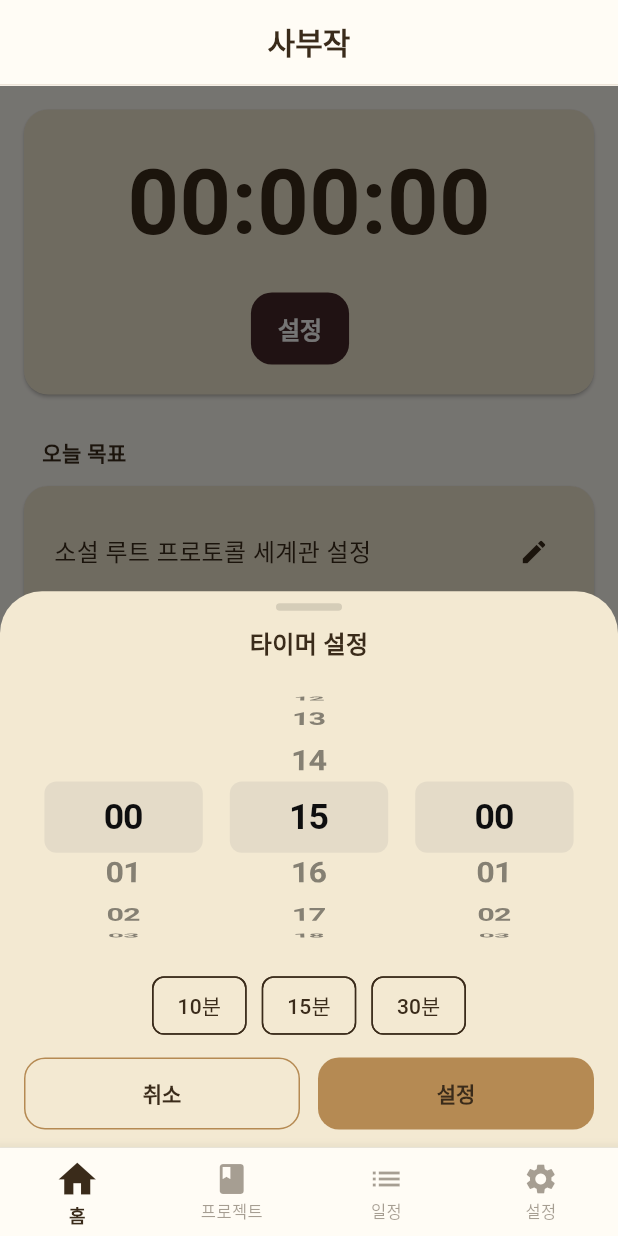
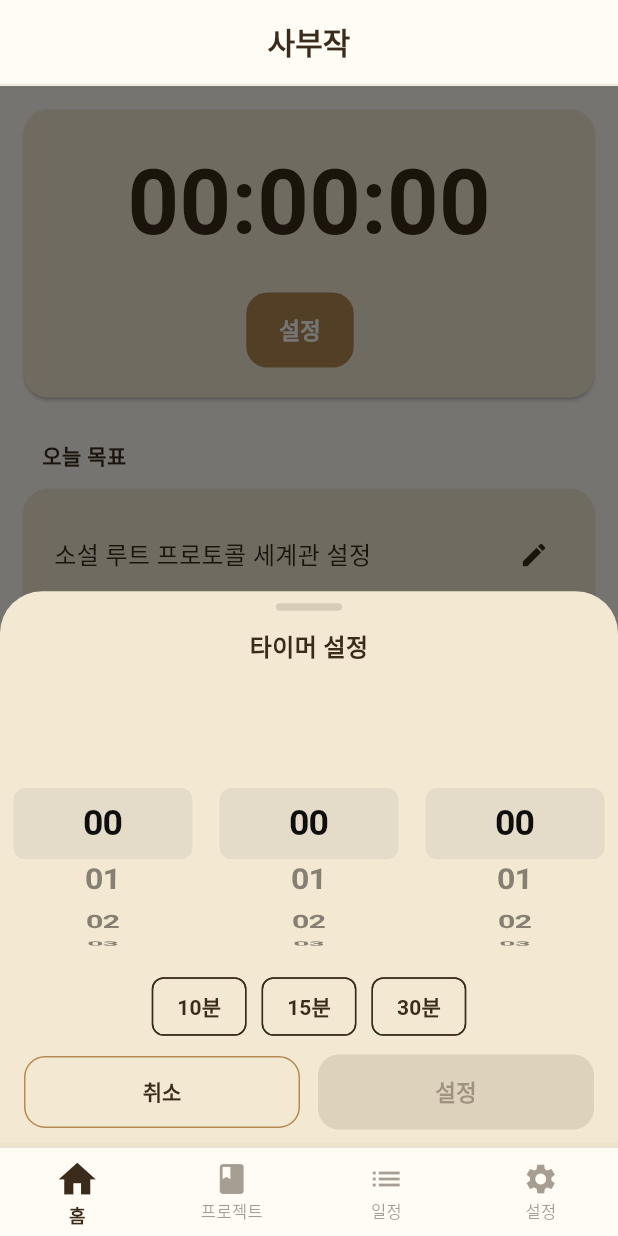
Before and after one commit to elpo94/elpo-book-project, a Flutter app: the screen it shows after launch, after a tap on "설정", on a phone screen of 412 x 824 dp. Run offline on Flutter 3.47's test engine with Material 3 defaults, Android fonts, the phone set to English and light mode, and no system bars; our stand-ins replace firebase_core, go_router, table_calendar; accounts and stored records are empty; Roboto replaces fonts that are missing (AritaBuri, Pretendard).

Commit message:
fimer_fix_v2

```diff
--- a/lib/theme/app_colors.dart
+++ b/lib/theme/app_colors.dart
@@ -52,4 +52,13 @@
   // Calendar
   static const Color calendarSelected = Color(0xFFB58A53); // 선택일 색상
   static const Color calendarSelectedOn = AppColors.background; // 선택일 텍스트 컬러
+
+// Primary button (Start / Stop)
+  static const buttonPrimaryBg = Color(0xFFB58A53); // 피그마 브라운
+  static const buttonPrimaryFg = Colors.white;
+
+  // Secondary button (Reset)
+  static const buttonSecondaryBg = Color(0xFFF1E5CF); // 연한 베이지
+  static const buttonSecondaryFg = Color(0xFF6B4F2D); // 브라운 텍스트
+  static const buttonSecondaryBorder = Color(0xFFD8C8AD);
 }
--- a/lib/theme/app_theme.dart
+++ b/lib/theme/app_theme.dart
@@ -54,12 +54,17 @@
 
   filledButtonTheme: FilledButtonThemeData(
     style: FilledButton.styleFrom(
-      backgroundColor: const Color(0xFFB58A53), // 피그마색
-      foregroundColor: const Color(0xFF3A2B1A), // 글씨
-      padding: const EdgeInsets.symmetric(horizontal: 22, vertical: 12),
-      minimumSize: const Size(0, 48), // 버튼 높이 고정
-      shape: RoundedRectangleBorder(borderRadius: BorderRadius.circular(14)),
-      textStyle: const TextStyle(fontWeight: FontWeight.w600, fontSize: 14),
+      backgroundColor: AppColors.buttonPrimaryBg,
+      foregroundColor: AppColors.buttonPrimaryFg,
+      padding: const EdgeInsets.symmetric(horizontal: 22, vertical: 14),
+      minimumSize: const Size(0, 48),
+      shape: RoundedRectangleBorder(
+        borderRadius: BorderRadius.circular(14),
+      ),
+      textStyle: const TextStyle(
+        fontWeight: FontWeight.w600,
+        fontSize: 15,
+      ),
     ),
   ),
 
--- a/lib/views/home/widgets/timer/home_timer_card.dart
+++ b/lib/views/home/widgets/timer/home_timer_card.dart
@@ -4,6 +4,8 @@
 import 'package:flutter/material.dart';
 import 'package:provider/provider.dart';
 import 'package:elpo_book_project/widgets/button_style.dart';
+
+import '../../../../widgets/confirm_dialog.dart';
 
 class HomeTimerCard extends StatelessWidget {
   final VoidCallback? onTap;
@@ -63,7 +65,22 @@
                     const SizedBox(height: 16),
 
                     // ✅ 공통 컨트롤
-                    const TimerControls(compact: true),
+                    TimerControls(
+                      onReset: () async {
+                        final ok = await showConfirmDialog(
+                          context,
+                          title: '타이머를 초기화할까요?',
+                          message: '누적된 시간이 00:00:00으로 돌아갑니다.',
+                          cancelText: '취소',
+                          confirmText: '초기화',
+                        );
+
+                        if (ok) {
+                          context.read<TimerViewModel>().reset();
+                        }
+                      },
+                    ),
+
                   ],
                 ),
               ),
--- a/lib/views/home/widgets/timer/show_timer_setting_sheet.dart
+++ b/lib/views/home/widgets/timer/show_timer_setting_sheet.dart
@@ -1,5 +1,6 @@
 import 'package:flutter/material.dart';
 import '../../../../view_models/home/timer_vm.dart';
+import '../../../../widgets/confirm_dialog.dart';
 import 'timer_setting_sheet.dart';
 
 Future<void> showTimerSettingSheet(
@@ -12,13 +13,21 @@
     await showModalBottomSheet(
       context: context,
       isScrollControlled: true,
-      showDragHandle: false,
-      builder: (_) => TimerSettingSheet(
-        initial: vm.targetDuration == Duration.zero
-            ? const Duration(minutes: 15)
-            : vm.targetDuration,
-        onConfirm: (d) => vm.setTarget(d),
-      ),
+      builder: (_) {
+        return TimerSettingSheet(
+          onConfirm: vm.setTarget,
+          onCancel: () async {
+            final ok = await showConfirmDialog(
+              context,
+              title: '취소하시겠습니까?',
+              message: '설정한 내용은 저장되지 않습니다.',
+              cancelText: '계속 설정',
+              confirmText: '취소',
+            );
+            if (ok && context.mounted) Navigator.pop(context);
+          },
+        );
+      },
     );
   } finally {
     vm.endEdit();
--- a/lib/views/home/widgets/timer/timer_button.dart
+++ /dev/null
@@ -1,86 +0,0 @@
-import 'package:flutter/material.dart';
-import 'package:provider/provider.dart';
-
-import '../../../../view_models/home/timer_vm.dart';
-import '../../../../widgets/button_style.dart';
-import '../../../../widgets/confirm_dialog.dart';
-import 'show_timer_setting_sheet.dart';
-
-enum TimerButtonKind {
-  primary, // 설정 / Start / Stop
-  reset,   // Reset (confirm)
-}
-
-class TimerButton extends StatelessWidget {
-  final TimerViewModel vm; // ✅ vm 주입
-  final TimerButtonKind kind;
-  final bool compact;
-
-  const TimerButton({
-    super.key,
-    required this.vm,
-    required this.kind,
-    this.compact = false,
-  });
-
-  EdgeInsets _pad() => compact
-      ? const EdgeInsets.symmetric(horizontal: 18, vertical: 12)
-      : const EdgeInsets.symmetric(horizontal: 22, vertical: 14);
-
-  @override
-  Widget build(BuildContext context) {
-    // ✅ 더 이상 watch 안 함
-
-    if (kind == TimerButtonKind.reset) {
-      if (!vm.hasTarget) return const SizedBox.shrink();
-
-      return AppActionButton(
-        label: 'Reset',
-        padding: _pad(),
-        style: AppButtonStyle.danger,
-        onPressed: () async {
-          final ok = await showConfirmDialog(
-            context,
-            title: '타이머를 초기화할까요?',
-            message: '누적된 시간이 00:00:00으로 돌아갑니다.\n이 작업은 되돌릴 수 없습니다.',
-            cancelText: '취소',
-            confirmText: '초기화',
-            confirmColor: const Color(0xFFD65C5C),
-          );
-
-          if (ok) {
-            vm.reset();
-           // if (context.mounted) Navigator.pop(context); // 확장 화면 닫고 홈 복귀
-          }
-        },
-      );
-    }
-
-    if (!vm.hasTarget) {
-      return AppActionButton(
-        label: '설정',
-        padding: _pad(),
-        style: AppButtonStyle.primary,
-        onPressed: () => showTimerSettingSheet(context, vm),
-      );
-    }
-
-    if (!vm.isRunning) {
-      final canStart = vm.remaining > Duration.zero;
-
-      return AppActionButton(
-        label: 'Start',
-        padding: _pad(),
-        style: AppButtonStyle.primary,
-        onPressed: canStart ? vm.start : null,
-      );
-    }
-
-    return AppActionButton(
-      label: 'Stop',
-      padding: _pad(),
-      style: AppButtonStyle.primary,
-      onPressed: vm.stop,
-    );
-  }
-}
--- a/lib/views/home/widgets/timer/timer_controls.dart
+++ b/lib/views/home/widgets/timer/timer_controls.dart
@@ -2,16 +2,19 @@
 import 'package:provider/provider.dart';
 
 import '../../../../view_models/home/timer_vm.dart';
-import 'timer_button.dart';
+import 'timer_primary_button.dart';
+import 'timer_reset_button.dart';
 
 class TimerControls extends StatelessWidget {
   final bool compact;
   final EdgeInsets padding;
+  final VoidCallback onReset;
 
   const TimerControls({
     super.key,
     this.compact = false,
     this.padding = EdgeInsets.zero,
+    required this.onReset,
   });
 
   @override
@@ -23,17 +26,13 @@
       child: Row(
         mainAxisAlignment: MainAxisAlignment.center,
         children: [
-          TimerButton(
-            vm: vm,
-            kind: TimerButtonKind.primary,
-            compact: compact,
-          ),
+          TimerPrimaryButton(compact: compact),
           const SizedBox(width: 12),
-          TimerButton(
-            vm: vm,
-            kind: TimerButtonKind.reset,
-            compact: compact,
-          ),
+          if (vm.hasTarget)
+            TimerResetButton(
+              compact: compact,
+              onPressed: onReset,
+            ),
         ],
       ),
     );
--- /dev/null
+++ b/lib/views/home/widgets/timer/timer_primary_button.dart
@@ -0,0 +1,47 @@
+import 'package:flutter/material.dart';
+import 'package:provider/provider.dart';
+
+import '../../../../view_models/home/timer_vm.dart';
+import '../../../../widgets/app_button_style.dart';
+import '../../../../widgets/button_style.dart';
+import 'show_timer_setting_sheet.dart';
+
+class TimerPrimaryButton extends StatelessWidget {
+  final bool compact;
+
+  const TimerPrimaryButton({super.key, this.compact = false});
+
+  EdgeInsets _pad() => compact
+      ? const EdgeInsets.symmetric(horizontal: 18, vertical: 12)
+      : const EdgeInsets.symmetric(horizontal: 22, vertical: 14);
+
+  @override
+  Widget build(BuildContext context) {
+    final vm = context.watch<TimerViewModel>();
+
+    if (!vm.hasTarget) {
+      return AppActionButton(
+        label: '설정',
+        padding: _pad(),
+        style: AppButtonStyle.primary,
+        onPressed: () => showTimerSettingSheet(context, vm),
+      );
+    }
+
+    if (!vm.isRunning) {
+      return AppActionButton(
+        label: 'Start',
+        padding: _pad(),
+        style: AppButtonStyle.primary,
+        onPressed: vm.remaining > Duration.zero ? vm.start : null,
+      );
+    }
+
+    return AppActionButton(
+      label: 'Stop',
+      padding: _pad(),
+      style: AppButtonStyle.primary,
+      onPressed: vm.stop,
+    );
+  }
+}
--- a/lib/views/home/widgets/timer/timer_setting_sheet.dart
+++ b/lib/views/home/widgets/timer/timer_setting_sheet.dart
@@ -1,16 +1,15 @@
 import 'package:flutter/cupertino.dart';
 import 'package:flutter/material.dart';
 
-import '../../../../widgets/confirm_dialog.dart';
 
 class TimerSettingSheet extends StatefulWidget {
-  final Duration initial;
   final void Function(Duration) onConfirm;
+  final VoidCallback onCancel;
 
   const TimerSettingSheet({
     super.key,
-    required this.initial,
     required this.onConfirm,
+    required this.onCancel,
   });
 
   @override
@@ -20,25 +19,14 @@
 class _TimerSettingSheetState extends State<TimerSettingSheet> {
   static const int _maxHours = 23;
 
-  late Duration _tempDuration;
+  Duration _tempDuration = Duration.zero;
 
-  late FixedExtentScrollController _hCtrl;
-  late FixedExtentScrollController _mCtrl;
-  late FixedExtentScrollController _sCtrl;
-
-  @override
-  void initState() {
-    super.initState();
-    _tempDuration = widget.initial;
-
-    final h = _clamp(widget.initial.inHours, 0, _maxHours);
-    final m = widget.initial.inMinutes.remainder(60);
-    final s = widget.initial.inSeconds.remainder(60);
-
-    _hCtrl = FixedExtentScrollController(initialItem: h);
-    _mCtrl = FixedExtentScrollController(initialItem: m);
-    _sCtrl = FixedExtentScrollController(initialItem: s);
-  }
+  late final FixedExtentScrollController _hCtrl =
+  FixedExtentScrollController(initialItem: 0);
+  late final FixedExtentScrollController _mCtrl =
+  FixedExtentScrollController(initialItem: 0);
+  late final FixedExtentScrollController _sCtrl =
+  FixedExtentScrollController(initialItem: 0);
 
   @override
   void dispose() {
@@ -48,56 +36,42 @@
     super.dispose();
   }
 
-  int _clamp(int v, int min, int max) => v < min ? min : (v > max ? max : v);
-
-  Duration _composeDuration({required int h, required int m, required int s}) {
-    return Duration(hours: h, minutes: m, seconds: s);
+  void _onWheelChanged() {
+    setState(() {
+      _tempDuration = Duration(
+        hours: _hCtrl.selectedItem,
+        minutes: _mCtrl.selectedItem,
+        seconds: _sCtrl.selectedItem,
+      );
+    });
   }
 
-  Future<void> _setDuration(Duration d, {bool animate = true}) async {
-    final h = _clamp(d.inHours, 0, _maxHours);
+  Future<void> _setDuration(Duration d) async {
+    final h = d.inHours.clamp(0, _maxHours);
     final m = d.inMinutes.remainder(60);
     final s = d.inSeconds.remainder(60);
 
     setState(() {
-      _tempDuration = _composeDuration(h: h, m: m, s: s);
+      _tempDuration = Duration(hours: h, minutes: m, seconds: s);
     });
 
-    if (!animate) return;
-
-    // 컨트롤러가 아직 attach 안 된 타이밍을 피하려고 postFrame으로 한 번 감쌈
     WidgetsBinding.instance.addPostFrameCallback((_) {
       if (!mounted) return;
-
       _hCtrl.animateToItem(h, duration: const Duration(milliseconds: 180), curve: Curves.easeOut);
       _mCtrl.animateToItem(m, duration: const Duration(milliseconds: 180), curve: Curves.easeOut);
       _sCtrl.animateToItem(s, duration: const Duration(milliseconds: 180), curve: Curves.easeOut);
     });
   }
 
-  void _onWheelChanged() {
-    final h = _hCtrl.selectedItem;
-    final m = _mCtrl.selectedItem;
-    final s = _sCtrl.selectedItem;
-
-    setState(() {
-      _tempDuration = _composeDuration(h: h, m: m, s: s);
-    });
-  }
-
-  Widget _numberWheel({
-    required FixedExtentScrollController controller,
-    required int itemCount,
-    required void Function(int) onSelectedItemChanged,
-  }) {
+  Widget _wheel(FixedExtentScrollController ctrl, int count) {
     return CupertinoPicker(
-      scrollController: controller,
+      scrollController: ctrl,
       itemExtent: 44,
       useMagnifier: true,
       magnification: 1.08,
-      onSelectedItemChanged: onSelectedItemChanged,
+      onSelectedItemChanged: (_) => _onWheelChanged(),
       children: List.generate(
-        itemCount,
+        count,
             (i) => Center(
           child: Text(
             i.toString().padLeft(2, '0'),
@@ -107,22 +81,16 @@
       ),
     );
   }
+
   @override
   Widget build(BuildContext context) {
     final media = MediaQuery.of(context);
 
-    final sheetHeight = media.size.height * 0.45;
-
-    // ✅ 하단 safeArea(홈 인디케이터)만큼 여유 확보
-    final bottomInset = media.padding.bottom;
-
     return SafeArea(
       child: SizedBox(
-        height: sheetHeight,
+        height: media.size.height * 0.45,
         child: Column(
-          mainAxisAlignment: MainAxisAlignment.spaceAround,
           children: [
-            // drag handle
             const SizedBox(height: 8),
             Container(
               width: 44,
@@ -132,101 +100,37 @@
                 borderRadius: BorderRadius.circular(999),
               ),
             ),
-            const SizedBox(height: 10),
-
-            const Text(
-              '타이머 설정',
-              style: TextStyle(fontSize: 16, fontWeight: FontWeight.w700),
-            ),
-
+            const SizedBox(height: 12),
+            const Text('타이머 설정', style: TextStyle(fontSize: 16, fontWeight: FontWeight.w700)),
             const SizedBox(height: 8),
-
 
             Expanded(
               flex: 7,
-              child: Center(
-                child: SizedBox(
-                  width: media.size.width * 0.9,
-                  child: Row(
-                    children: [
-                      Expanded(
-                        child: _numberWheel(
-                          controller: _hCtrl,
-                          itemCount: _maxHours + 1,
-                          onSelectedItemChanged: (_) => _onWheelChanged(),
-                        ),
-                      ),
-                      Expanded(
-                        child: _numberWheel(
-                          controller: _mCtrl,
-                          itemCount: 60,
-                          onSelectedItemChanged: (_) => _onWheelChanged(),
-                        ),
-                      ),
-                      Expanded(
-                        child: _numberWheel(
-                          controller: _sCtrl,
-                          itemCount: 60,
-                          onSelectedItemChanged: (_) => _onWheelChanged(),
-                        ),
-                      ),
-                    ],
-                  ),
-                ),
+              child: Row(
+                children: [
+                  Expanded(child: _wheel(_hCtrl, _maxHours + 1)),
+                  Expanded(child: _wheel(_mCtrl, 60)),
+                  Expanded(child: _wheel(_sCtrl, 60)),
+                ],
               ),
             ),
 
-            const SizedBox(height: 6),
-
-            // ✅ Preset: 적당히만
-            Expanded(
-              flex: 2,
-              child: Align(
-                alignment: Alignment.topCenter,
-                child: Padding(
-                  padding: const EdgeInsets.symmetric(horizontal: 16),
-                  child: Wrap(
-                    spacing: 10,
-                    runSpacing: 10,
-                    alignment: WrapAlignment.center,
-                    children: [
-                      _PresetChip(
-                        label: '10분',
-                        onTap: () => _setDuration(const Duration(minutes: 10)),
-                      ),
-                      _PresetChip(
-                        label: '15분',
-                        onTap: () => _setDuration(const Duration(minutes: 15)),
-                      ),
-                      _PresetChip(
-                        label: '30분',
-                        onTap: () => _setDuration(const Duration(minutes: 30)),
-                      ),
-                    ],
-                  ),
-                ),
-              ),
+            Wrap(
+              spacing: 10,
+              children: [
+                _PresetChip('10분', () => _setDuration(const Duration(minutes: 10))),
+                _PresetChip('15분', () => _setDuration(const Duration(minutes: 15))),
+                _PresetChip('30분', () => _setDuration(const Duration(minutes: 30))),
+              ],
             ),
 
-            // ✅ Bottom Buttons (고정)
             Padding(
-              padding: EdgeInsets.fromLTRB(16, 4, 16, 12),
+              padding: const EdgeInsets.fromLTRB(16, 8, 16, 12),
               child: Row(
                 children: [
                   Expanded(
                     child: OutlinedButton(
-                      onPressed: () async {
-                        final ok = await showConfirmDialog(
-                          context,
-                          title: '취소하시겠습니까?',
-                          message: '설정한 내용은 저장되지 않습니다.',
-                          cancelText: '계속 설정',
-                          confirmText: '취소',
-                          confirmColor: const Color(0xFFD65C5C),
-                        );
-
-                        if (ok && mounted) Navigator.pop(context);
-                      },
+                      onPressed: widget.onCancel,
                       child: const Text('취소'),
                     ),
                   ),
@@ -256,15 +160,17 @@
   final String label;
   final VoidCallback onTap;
 
-  const _PresetChip({
-    required this.label,
-    required this.onTap,
-  });
+  const _PresetChip(this.label, this.onTap);
 
   @override
   Widget build(BuildContext context) {
     return ActionChip(
-      label: Text(label),
+      label: Text(
+        label,
+        style: const TextStyle(
+          fontWeight: FontWeight.w600,
+        ),
+      ),
       onPressed: onTap,
     );
   }
--- /dev/null
+++ b/lib/widgets/app_button_style.dart
@@ -0,0 +1,7 @@
+import 'package:elpo_book_project/widgets/button_style.dart';
+
+enum AppButtonStyle {
+  primary, // 기본 (Theme 적용)
+  outline, // 테두리
+  danger,  // 경고/삭제
+}
--- a/lib/widgets/button_style.dart
+++ b/lib/widgets/button_style.dart
@@ -1,15 +1,7 @@
 import 'package:flutter/material.dart';
+import 'package:elpo_book_project/theme/app_colors.dart';
 
-enum AppButtonStyle {
-  primary, // 설정 / Start / Stop : 갈색 filled + 흰 글씨
-  outline, // 취소 : 기본 outline
-  danger,  // Reset / 초기화 : 빨강 filled + 흰 글씨
-}
-
-class AppButtonColors {
-  static const brown = Color(0xFF452829);
-  static const danger = Color(0xFFD65C5C);
-}
+import 'app_button_style.dart';
 
 class AppActionButton extends StatelessWidget {
   final String label;
@@ -27,41 +19,44 @@
 
   @override
   Widget build(BuildContext context) {
-    final theme = Theme.of(context);
-
     switch (style) {
       case AppButtonStyle.primary:
+      // Start / Stop
         return FilledButton(
           onPressed: onPressed,
-          style: FilledButton.styleFrom(
+          child: Text(label),
+        );
+
+      case AppButtonStyle.outline:
+      // Reset (피그마 기준)
+        return OutlinedButton(
+          onPressed: onPressed,
+          style: OutlinedButton.styleFrom(
+            backgroundColor: AppColors.buttonSecondaryBg,
+            foregroundColor: AppColors.buttonSecondaryFg,
+            side: const BorderSide(
+              color: AppColors.buttonSecondaryBorder,
+              width: 1,
+            ),
             padding: padding,
-            backgroundColor: AppButtonColors.brown,
-            foregroundColor: Colors.white,
-            textStyle: const TextStyle(fontWeight: FontWeight.w700, fontSize: 16),
+            shape: RoundedRectangleBorder(
+              borderRadius: BorderRadius.circular(14),
+            ),
+            textStyle: const TextStyle(
+              fontWeight: FontWeight.w600,
+              fontSize: 15,
+            ),
           ),
           child: Text(label),
         );
 
       case AppButtonStyle.danger:
+      // (지금은 거의 안 쓰는 게 맞음)
         return FilledButton(
           onPressed: onPressed,
           style: FilledButton.styleFrom(
-            padding: padding,
-            backgroundColor: AppButtonColors.danger,
+            backgroundColor: const Color(0xFFD65C5C),
             foregroundColor: Colors.white,
-            textStyle: const TextStyle(fontWeight: FontWeight.w700, fontSize: 16),
-          ),
-          child: Text(label),
-        );
-
-      case AppButtonStyle.outline:
-        return OutlinedButton(
-          onPressed: onPressed,
-          style: OutlinedButton.styleFrom(
-            padding: padding,
-            foregroundColor: theme.colorScheme.onSurface,
-            side: BorderSide(color: theme.colorScheme.outline),
-            textStyle: const TextStyle(fontWeight: FontWeight.w700, fontSize: 16),
           ),
           child: Text(label),
         );
```
Also changed, not shown: lib/view_models/home/timer_vm.dart (+15 -51 lines), lib/views/home/widgets/timer/timer_expand_view.dart (+28 -19 lines), lib/views/home/widgets/timer/timer_reset_button.dart (added, +28 -0 lines).
